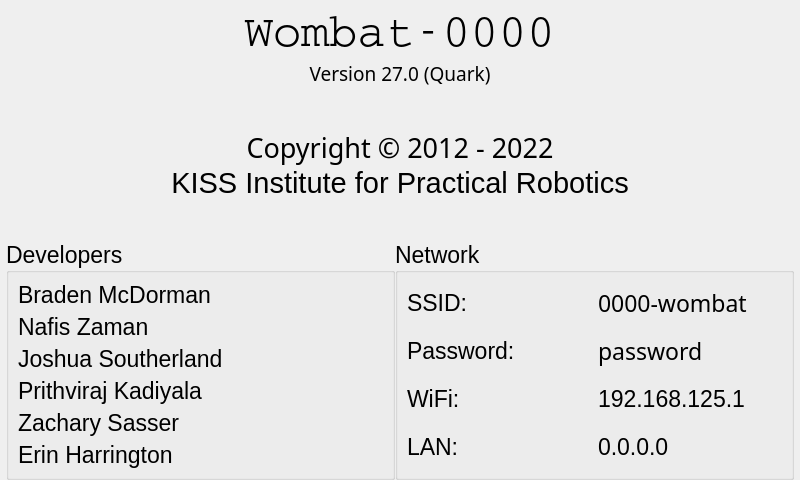
Above: ui/AboutWidget.ui from kipr/botui before the change. Below: the same form after it.
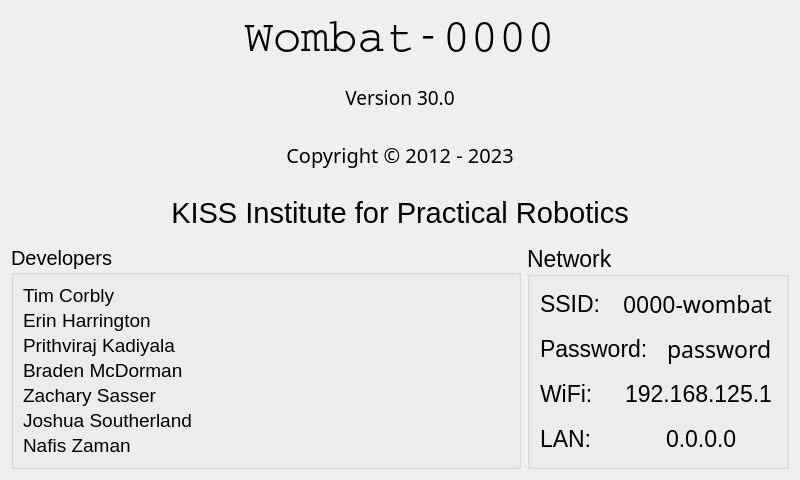
That is the form after the change.

Commit message: Changed About page developer list, version number, and copyright year

The edit to the form file:
```diff
--- a/ui/AboutWidget.ui
+++ b/ui/AboutWidget.ui
@@ -30,22 +30,7 @@
   <property name="windowTitle">
    <string>About</string>
   </property>
-  <layout class="QVBoxLayout" name="verticalLayout">
-   <property name="spacing">
-    <number>0</number>
-   </property>
-   <property name="leftMargin">
-    <number>6</number>
-   </property>
-   <property name="topMargin">
-    <number>6</number>
-   </property>
-   <property name="rightMargin">
-    <number>6</number>
-   </property>
-   <property name="bottomMargin">
-    <number>0</number>
-   </property>
+  <layout class="QVBoxLayout" name="verticalLayout_5">
    <item>
     <widget class="QLabel" name="deviceName">
      <property name="sizePolicy">
@@ -60,6 +45,12 @@
        <height>52</height>
       </size>
      </property>
+     <property name="maximumSize">
+      <size>
+       <width>16777215</width>
+       <height>16777215</height>
+      </size>
+     </property>
      <property name="font">
       <font>
        <family>Courier</family>
@@ -99,36 +90,26 @@
       <string notr="true"/>
      </property>
      <property name="text">
-      <string>Version 27.0 (Quark)</string>
+      <string>Version 30.0</string>
      </property>
      <property name="alignment">
       <set>Qt::AlignCenter</set>
      </property>
     </widget>
    </item>
-   <item>
-    <spacer name="verticalSpacer_2">
-     <property name="orientation">
-      <enum>Qt::Vertical</enum>
-     </property>
-     <property name="sizeHint" stdset="0">
-      <size>
-       <width>20</width>
-       <height>40</height>
-      </size>
-     </property>
-    </spacer>
-   </item>
    <item>
     <widget class="QLabel" name="label_5">
      <property name="font">
       <font>
        <family>Sans</family>
-       <pointsize>20</pointsize>
+       <pointsize>15</pointsize>
       </font>
      </property>
      <property name="text">
-      <string>Copyright © 2012 - 2022</string>
+      <string>Copyright © 2012 - 2023</string>
+     </property>
+     <property name="textFormat">
+      <enum>Qt::MarkdownText</enum>
      </property>
      <property name="alignment">
       <set>Qt::AlignCenter</set>
@@ -145,31 +126,33 @@
      <property name="text">
       <string>KISS Institute for Practical Robotics</string>
      </property>
+     <property name="textFormat">
+      <enum>Qt::RichText</enum>
+     </property>
      <property name="alignment">
       <set>Qt::AlignCenter</set>
      </property>
     </widget>
    </item>
-   <item>
-    <spacer name="verticalSpacer_3">
-     <property name="orientation">
-      <enum>Qt::Vertical</enum>
-     </property>
-     <property name="sizeHint" stdset="0">
-      <size>
-       <width>20</width>
-       <height>20</height>
-      </size>
-     </property>
-    </spacer>
-   </item>
    <item>
     <layout class="QHBoxLayout" name="horizontalLayout">
+     <property name="spacing">
+      <number>6</number>
+     </property>
+     <property name="topMargin">
+      <number>0</number>
+     </property>
      <item>
       <widget class="QGroupBox" name="groupBox_2">
+       <property name="sizePolicy">
+        <sizepolicy hsizetype="Expanding" vsizetype="Fixed">
+         <horstretch>0</horstretch>
+         <verstretch>0</verstretch>
+        </sizepolicy>
+       </property>
        <property name="maximumSize">
         <size>
-         <width>389</width>
+         <width>16777215</width>
          <height>16777215</height>
         </size>
        </property>
@@ -181,69 +164,119 @@
        </property>
        <property name="font">
         <font>
-         <pointsize>17</pointsize>
+         <pointsize>15</pointsize>
         </font>
        </property>
        <property name="title">
         <string>Developers</string>
        </property>
        <layout class="QVBoxLayout" name="verticalLayout_2">
-        <item>
-         <widget class="QLabel" name="label">
-          <property name="font">
-           <font>
-            <pointsize>17</pointsize>
-           </font>
-          </property>
-          <property name="text">
-           <string>Braden McDorman</string>
-          </property>
-         </widget>
-        </item>
+        <property name="spacing">
+         <number>9</number>
+        </property>
+        <property name="sizeConstraint">
+         <enum>QLayout::SetNoConstraint</enum>
+        </property>
+        <property name="topMargin">
+         <number>9</number>
+        </property>
+        <property name="rightMargin">
+         <number>54</number>
+        </property>
         <item>
-         <widget class="QLabel" name="label_7">
+         <layout class="QHBoxLayout" name="horizontalLayout_7">
+          <property name="spacing">
+           <number>2</number>
+          </property>
+          <item>
+           <layout class="QVBoxLayout" name="verticalLayout">
+            <item>
+             <widget class="QLabel" name="label_11">
           <property name="font">
            <font>
-            <pointsize>17</pointsize>
+                <pointsize>14</pointsize>
            </font>
           </property>
           <property name="text">
-           <string>Nafis Zaman</string>
+               <string>Tim Corbly</string>
           </property>
          </widget>
         </item>
         <item>
-         <widget class="QLabel" name="label_2">
+             <widget class="QLabel" name="label_10">
           <property name="font">
            <font>
-            <pointsize>17</pointsize>
+                <pointsize>14</pointsize>
            </font>
           </property>
           <property name="text">
-           <string>Joshua Southerland</string>
+               <string>Erin Harrington</string>
           </property>
          </widget>
         </item>
         <item>
          <widget class="QLabel" name="label_6">
+              <property name="font">
+               <font>
+                <pointsize>14</pointsize>
+               </font>
+              </property>
           <property name="text">
            <string>Prithviraj Kadiyala</string>
           </property>
          </widget>
         </item>
+            <item>
+             <widget class="QLabel" name="label">
+              <property name="font">
+               <font>
+                <pointsize>14</pointsize>
+               </font>
+              </property>
+              <property name="text">
+               <string>Braden McDorman</string>
+              </property>
+             </widget>
+            </item>
         <item>
          <widget class="QLabel" name="label_9">
+              <property name="font">
+               <font>
+                <pointsize>14</pointsize>
+               </font>
+              </property>
           <property name="text">
            <string>Zachary Sasser</string>
           </property>
          </widget>
         </item>
         <item>
-         <widget class="QLabel" name="label_10">
+             <widget class="QLabel" name="label_2">
+              <property name="font">
+               <font>
+                <pointsize>14</pointsize>
+               </font>
+              </property>
           <property name="text">
-           <string>Erin Harrington</string>
-          </property>
-         </widget>
+               <string>Joshua Southerland</string>
+              </property>
+             </widget>
+            </item>
+            <item>
+             <widget class="QLabel" name="label_7">
+              <property name="font">
+               <font>
+                <pointsize>14</pointsize>
+               </font>
+              </property>
+              <property name="text">
+               <string>Nafis Zaman</string>
+              </property>
+             </widget>
+            </item>
+           </layout>
+          </item>
+         </layout>
         </item>
        </layout>
       </widget>
@@ -256,6 +289,12 @@
          <verstretch>0</verstretch>
         </sizepolicy>
        </property>
+       <property name="maximumSize">
+        <size>
+         <width>1677000</width>
+         <height>16777215</height>
+        </size>
+       </property>
        <property name="font">
         <font>
          <pointsize>17</pointsize>
@@ -265,8 +304,26 @@
         <string>Network</string>
        </property>
        <layout class="QVBoxLayout" name="verticalLayout_3">
+        <property name="spacing">
+         <number>9</number>
+        </property>
+        <property name="sizeConstraint">
+         <enum>QLayout::SetNoConstraint</enum>
+        </property>
+        <property name="leftMargin">
+         <number>0</number>
+        </property>
+        <property name="rightMargin">
+         <number>14</number>
+        </property>
         <item>
          <layout class="QHBoxLayout" name="horizontalLayout_4">
+          <property name="spacing">
+           <number>19</number>
+          </property>
+          <property name="leftMargin">
+           <number>10</number>
+          </property>
           <item>
            <widget class="QLabel" name="label_3">
             <property name="font">
@@ -296,6 +353,12 @@
         </item>
         <item>
          <layout class="QHBoxLayout" name="horizontalLayout_3">
+          <property name="spacing">
+           <number>19</number>
+          </property>
+          <property name="leftMargin">
+           <number>10</number>
+          </property>
           <item>
            <widget class="QLabel" name="label_8">
             <property name="font">
@@ -325,11 +388,20 @@
         </item>
         <item>
          <layout class="QHBoxLayout" name="horizontalLayout_5">
+          <property name="spacing">
+           <number>19</number>
+          </property>
+          <property name="leftMargin">
+           <number>10</number>
+          </property>
           <item>
            <widget class="QLabel" name="WiFiaddrname">
             <property name="text">
              <string>WiFi:</string>
             </property>
+            <property name="alignment">
+             <set>Qt::AlignJustify|Qt::AlignVCenter</set>
+            </property>
            </widget>
           </item>
           <item>
@@ -343,6 +415,12 @@
         </item>
         <item>
          <layout class="QHBoxLayout" name="horizontalLayout_2">
+          <property name="spacing">
+           <number>19</number>
+          </property>
+          <property name="leftMargin">
+           <number>10</number>
+          </property>
           <item>
            <widget class="QLabel" name="LANname">
             <property name="text">
```
Left out of the diff: 6 changed lines with no effect on the pictures. Lines whose indentation alone changed are shown as unchanged. The commit also changes 1 other file.
